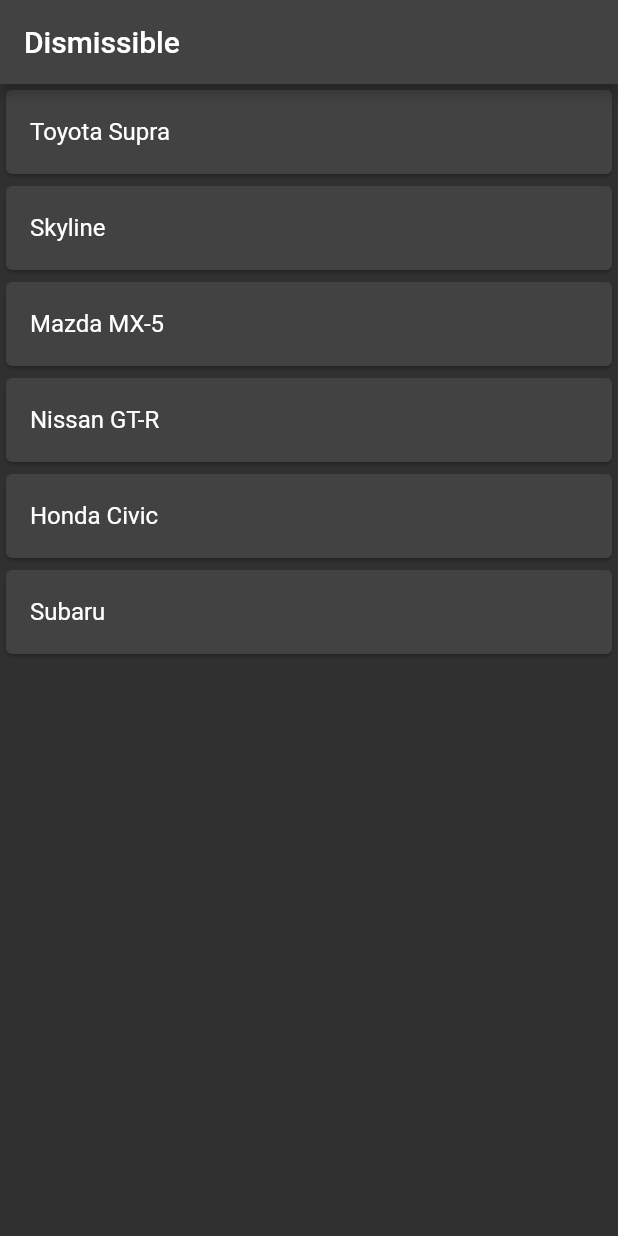
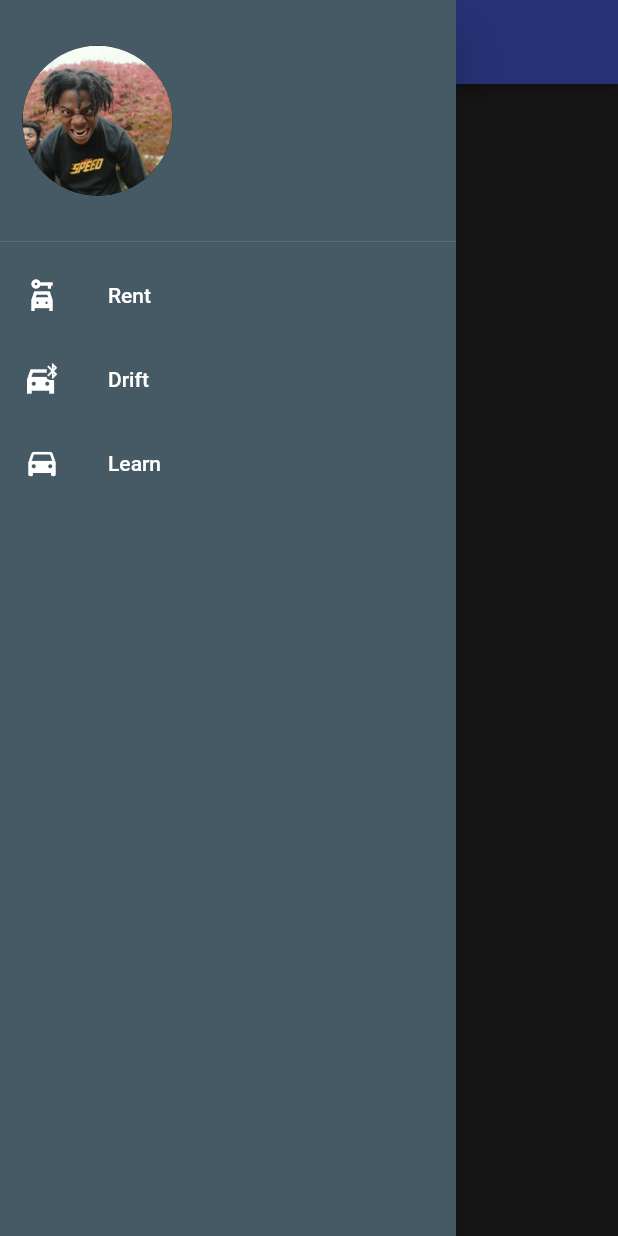
Before and after one commit to iampradeep-hr/first_app, a Flutter app: the screen it shows after launch, with the side drawer open (before the commit the screen has no drawer), on a phone screen of 412 x 824 dp. Run offline on Flutter 3.47's test engine with Material 2 defaults, Android fonts, the phone set to English and light mode, and no system bars.

Commit message:
drawer menu added

```diff
--- a/lib/main.dart
+++ b/lib/main.dart
@@ -1,6 +1,7 @@
 import 'package:flutter/material.dart';
 import 'package:first_app/widgets/list_grid.dart';
 import 'package:first_app/widgets/dismissible.dart';
+import 'package:first_app/widgets/drawer.dart';
 
 
 void main() {
@@ -19,7 +20,7 @@ class MyApp extends StatelessWidget {
         brightness: Brightness.dark,
         primarySwatch: Colors.amber,
       ),
-      home: DismissibleWidget(),
+      home: DrawerWidget(),
     );
   }
 }
--- /dev/null
+++ b/lib/widgets/drawer.dart
@@ -0,0 +1,59 @@
+import 'package:flutter/cupertino.dart';
+import 'package:flutter/material.dart';
+
+class DrawerWidget extends StatefulWidget {
+  const DrawerWidget({super.key});
+
+  @override
+  State<DrawerWidget> createState() => _DrawerWidgetState();
+}
+
+class _DrawerWidgetState extends State<DrawerWidget> {
+  @override
+  Widget build(BuildContext context) {
+    return Scaffold(
+      appBar: AppBar(
+        title: Text("Drawer Widget"),
+        backgroundColor: Colors.indigoAccent,
+      ),
+      drawer: Drawer(
+        backgroundColor: Colors.blueGrey.shade700,
+        child: ListView(
+          children: [
+            DrawerHeader(
+                padding: EdgeInsets.zero,
+                child: Container(
+                  margin: EdgeInsets.all(10),
+                  // child: Image.asset("assets/images/skyline.jpg",
+                  //     fit: BoxFit.fill),
+                  child: Container(
+                    padding: EdgeInsets.all(5),
+                    child: Row(children: const [
+                      CircleAvatar(
+                          radius: 50,
+                          backgroundImage:
+                              AssetImage("assets/images/speed.jpg"))
+                    ]),
+                  ),
+                )),
+            const ListTile(
+                leading: Icon(Icons.car_rental_sharp), title: Text("Rent")),
+            const ListTile(
+                leading: Icon(Icons.bluetooth_drive_sharp),
+                title: Text("Drift")),
+            const ListTile(
+                leading: Icon(Icons.drive_eta), title: Text("Learn")),
+          ],
+        ),
+      ),
+      // backgroundColor: Colors.indigoAccent,
+      body: Container(
+        child: Center(
+            child: Text(
+          "Home",
+          style: TextStyle(fontSize: 25),
+        )),
+      ),
+    );
+  }
+}
--- a/pubspec.yaml
+++ b/pubspec.yaml
@@ -59,9 +59,8 @@ flutter:
   uses-material-design: true
 
   # To add assets to your application, add an assets section, like this:
-  # assets:
-  #   - images/a_dot_burr.jpeg
-  #   - images/a_dot_ham.jpeg
+  assets:
+    - assets/images/
 
   # An image asset can refer to one or more resolution-specific "variants", see
   # https://flutter.dev/assets-and-images/#resolution-aware
```
Also changed, not shown: assets/images/skyline.jpg (added), assets/images/speed.jpg (added).
